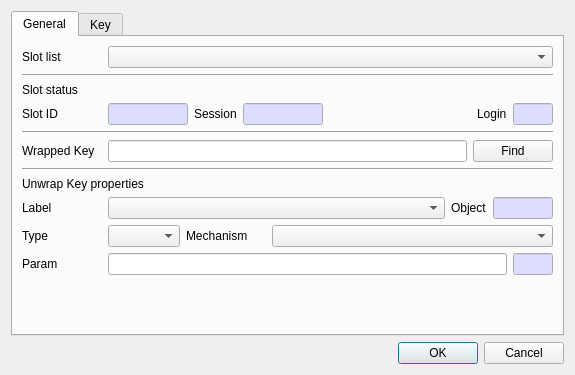
Before: the Qt Designer form CryptokiMan/unwrap_key_dlg.ui in jykim74/CryptokiMan, drawn with Qt 5.
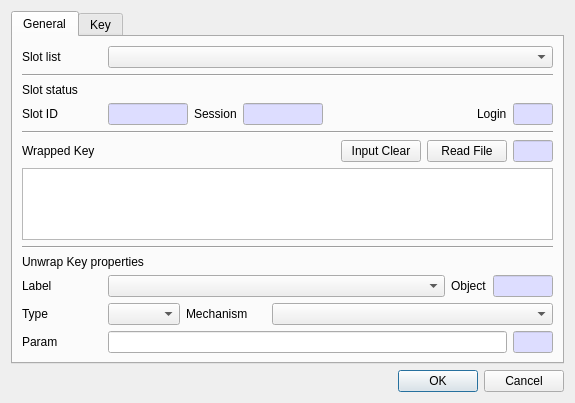
After: the same form once the commit is applied.

Commit message: WrapKey, UnwrapKey 결과 UI 변경 ( 파일 처리에서 PlainText로 처리 )

```diff
--- a/CryptokiMan/unwrap_key_dlg.ui
+++ b/CryptokiMan/unwrap_key_dlg.ui
@@ -7,7 +7,7 @@
     <x>0</x>
     <y>0</y>
     <width>567</width>
-    <height>362</height>
+    <height>402</height>
    </rect>
   </property>
   <property name="windowTitle">
@@ -274,8 +274,19 @@
        </item>
        <item>
         <layout class="QGridLayout" name="gridLayout_4">
-         <item row="0" column="1">
-          <widget class="QLineEdit" name="mWrapKeyPathText"/>
+         <item row="0" column="2">
+          <widget class="QPushButton" name="mInputClearBtn">
+           <property name="text">
+            <string>Input Clear</string>
+           </property>
+          </widget>
+         </item>
+         <item row="0" column="3">
+          <widget class="QPushButton" name="mReadFileBtn">
+           <property name="text">
+            <string>Read File</string>
+           </property>
+          </widget>
          </item>
          <item row="0" column="0">
           <widget class="QLabel" name="label_4">
@@ -290,15 +301,86 @@
            </property>
           </widget>
          </item>
-         <item row="0" column="2">
-          <widget class="QPushButton" name="mFindBtn">
-           <property name="text">
-            <string>Find</string>
+         <item row="0" column="4">
+          <widget class="QLineEdit" name="mInputLenText">
+           <property name="minimumSize">
+            <size>
+             <width>40</width>
+             <height>0</height>
+            </size>
+           </property>
+           <property name="maximumSize">
+            <size>
+             <width>40</width>
+             <height>16777215</height>
+            </size>
+           </property>
+           <property name="palette">
+            <palette>
+             <active>
+              <colorrole role="Base">
+               <brush brushstyle="SolidPattern">
+                <color alpha="255">
+                 <red>221</red>
+                 <green>221</green>
+                 <blue>255</blue>
+                </color>
+               </brush>
+              </colorrole>
+             </active>
+             <inactive>
+              <colorrole role="Base">
+               <brush brushstyle="SolidPattern">
+                <color alpha="255">
+                 <red>221</red>
+                 <green>221</green>
+                 <blue>255</blue>
+                </color>
+               </brush>
+              </colorrole>
+             </inactive>
+             <disabled>
+              <colorrole role="Base">
+               <brush brushstyle="SolidPattern">
+                <color alpha="255">
+                 <red>240</red>
+                 <green>240</green>
+                 <blue>240</blue>
+                </color>
+               </brush>
+              </colorrole>
+             </disabled>
+            </palette>
+           </property>
+           <property name="readOnly">
+            <bool>true</bool>
            </property>
           </widget>
          </item>
+         <item row="0" column="1">
+          <spacer name="horizontalSpacer_3">
+           <property name="orientation">
+            <enum>Qt::Horizontal</enum>
+           </property>
+           <property name="sizeHint" stdset="0">
+            <size>
+             <width>40</width>
+             <height>20</height>
+            </size>
+           </property>
+          </spacer>
+         </item>
         </layout>
        </item>
+       <item>
+        <widget class="QPlainTextEdit" name="mInputText">
+         <property name="font">
+          <font>
+           <family>굴림체</family>
+          </font>
+         </property>
+        </widget>
+       </item>
        <item>
         <widget class="Line" name="line_3">
          <property name="orientation">
```
Left out of the diff: 9 changed lines with no effect on the pictures. The commit also changes 7 other files.
